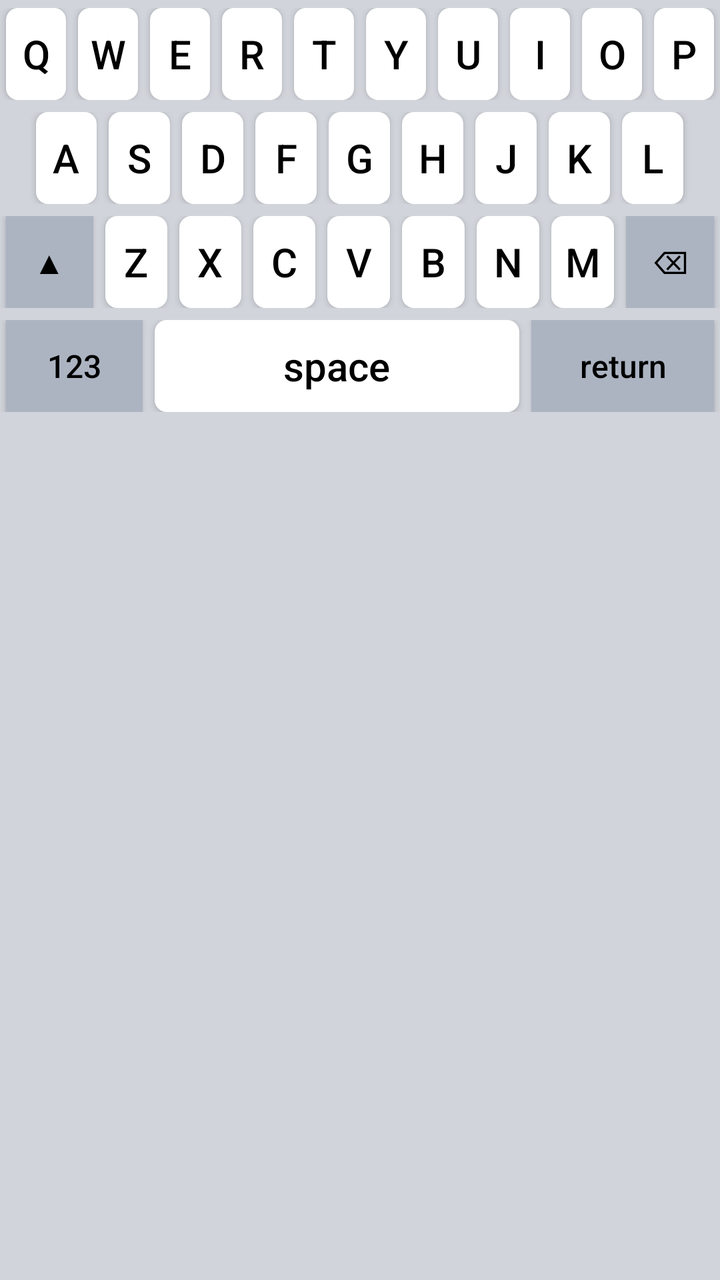
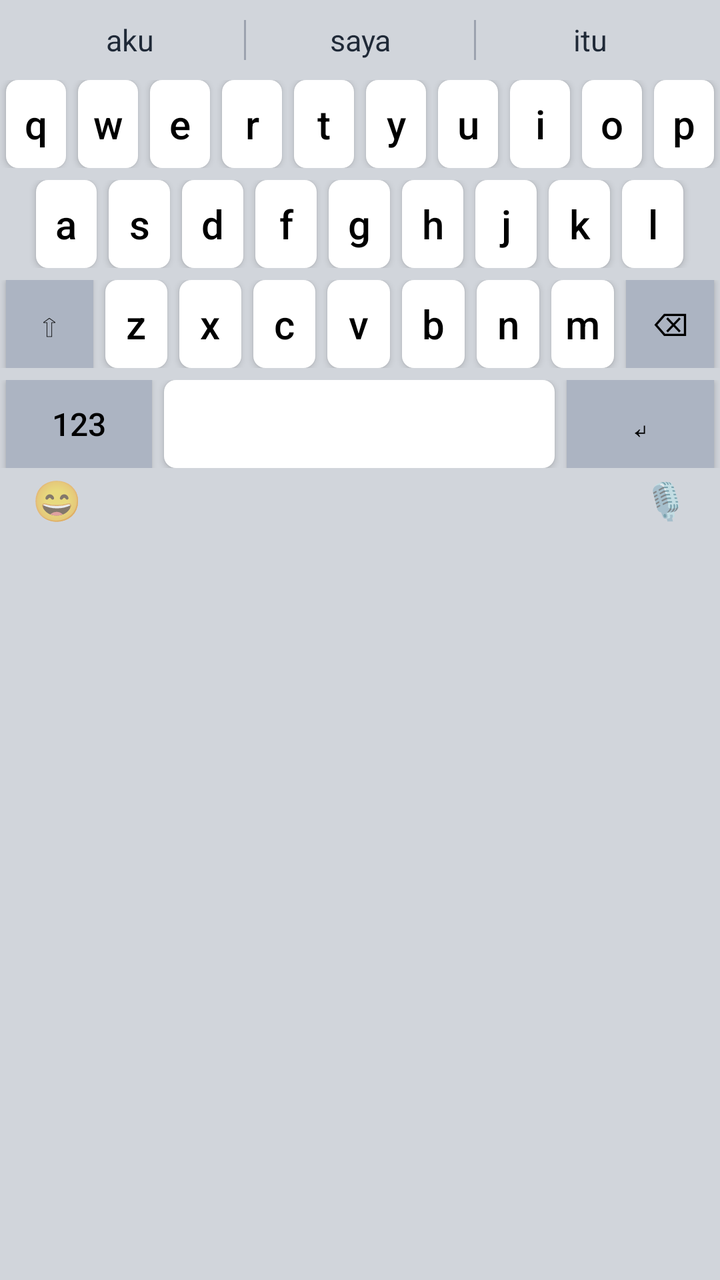

Two renders of the same Android screen: before a commit and after it. Below are the layout's source before the change and the commit's diff.
<!-- AndroidManifest.xml: application theme Theme.AppCompat.Light.NoActionBar -->
<!-- res/layout/main_keyboard.xml -->
<?xml version="1.0" encoding="utf-8"?>
<LinearLayout xmlns:android="http://schemas.android.com/apk/res/android"
    android:layout_width="match_parent"
    android:layout_height="wrap_content"
    android:background="#D1D5DB"
    android:orientation="vertical"
    android:paddingTop="4dp"
    android:paddingBottom="8dp">

    
    <LinearLayout
        android:layout_width="match_parent"
        android:layout_height="46dp"
        android:orientation="horizontal">
        <Button android:id="@+id/btn_q" style="@style/NauKeyStyle" android:text="Q"/>
        <Button android:id="@+id/btn_w" style="@style/NauKeyStyle" android:text="W"/>
        <Button android:id="@+id/btn_e" style="@style/NauKeyStyle" android:text="E"/>
        <Button android:id="@+id/btn_r" style="@style/NauKeyStyle" android:text="R"/>
        <Button android:id="@+id/btn_t" style="@style/NauKeyStyle" android:text="T"/>
        <Button android:id="@+id/btn_y" style="@style/NauKeyStyle" android:text="Y"/>
        <Button android:id="@+id/btn_u" style="@style/NauKeyStyle" android:text="U"/>
        <Button android:id="@+id/btn_i" style="@style/NauKeyStyle" android:text="I"/>
        <Button android:id="@+id/btn_o" style="@style/NauKeyStyle" android:text="O"/>
        <Button android:id="@+id/btn_p" style="@style/NauKeyStyle" android:text="P"/>
    </LinearLayout>

    
    <LinearLayout
        android:layout_width="match_parent"
        android:layout_height="46dp"
        android:layout_marginTop="6dp"
        android:orientation="horizontal">
        <View android:layout_width="0dp" android:layout_height="match_parent" android:layout_weight="0.5"/>
        <Button android:id="@+id/btn_a" style="@style/NauKeyStyle" android:text="A"/>
        <Button android:id="@+id/btn_s" style="@style/NauKeyStyle" android:text="S"/>
        <Button android:id="@+id/btn_d" style="@style/NauKeyStyle" android:text="D"/>
        <Button android:id="@+id/btn_f" style="@style/NauKeyStyle" android:text="F"/>
        <Button android:id="@+id/btn_g" style="@style/NauKeyStyle" android:text="G"/>
        <Button android:id="@+id/btn_h" style="@style/NauKeyStyle" android:text="H"/>
        <Button android:id="@+id/btn_j" style="@style/NauKeyStyle" android:text="J"/>
        <Button android:id="@+id/btn_k" style="@style/NauKeyStyle" android:text="K"/>
        <Button android:id="@+id/btn_l" style="@style/NauKeyStyle" android:text="L"/>
        <View android:layout_width="0dp" android:layout_height="match_parent" android:layout_weight="0.5"/>
    </LinearLayout>

    
    <LinearLayout
        android:layout_width="match_parent"
        android:layout_height="46dp"
        android:layout_marginTop="6dp"
        android:orientation="horizontal">
        <Button android:id="@+id/btn_shift" style="@style/NauSpecialKeyStyle" android:layout_weight="1.4" android:text="▲"/>
        <Button android:id="@+id/btn_z" style="@style/NauKeyStyle" android:text="Z"/>
        <Button android:id="@+id/btn_x" style="@style/NauKeyStyle" android:text="X"/>
        <Button android:id="@+id/btn_c" style="@style/NauKeyStyle" android:text="C"/>
        <Button android:id="@+id/btn_v" style="@style/NauKeyStyle" android:text="V"/>
        <Button android:id="@+id/btn_b" style="@style/NauKeyStyle" android:text="B"/>
        <Button android:id="@+id/btn_n" style="@style/NauKeyStyle" android:text="N"/>
        <Button android:id="@+id/btn_m" style="@style/NauKeyStyle" android:text="M"/>
        <Button android:id="@+id/btn_delete" style="@style/NauSpecialKeyStyle" android:layout_weight="1.4" android:text="⌫"/>
    </LinearLayout>

    
    <LinearLayout
        android:layout_width="match_parent"
        android:layout_height="46dp"
        android:layout_marginTop="6dp"
        android:orientation="horizontal">
        <Button android:id="@+id/btn_mode" style="@style/NauSpecialKeyStyle" android:layout_weight="1.5" android:text="123"/>
        <Button android:id="@+id/btn_space" style="@style/NauKeyStyle" android:layout_weight="4" android:text="space"/>
        <Button android:id="@+id/btn_enter" style="@style/NauSpecialKeyStyle" android:layout_weight="2" android:text="return"/>
    </LinearLayout>
</LinearLayout>
<!-- resources referenced by this layout -->
<resources>
  <style name="NauKeyStyle">
          <item name="android:layout_width">0dp</item>
          <item name="android:layout_height">match_parent</item>
          <item name="android:layout_weight">1</item>
          <item name="android:layout_marginLeft">3dp</item>
          <item name="android:layout_marginRight">3dp</item>
          <item name="android:background">@drawable/key_bg</item>
          <item name="android:textColor">#000000</item>
          <item name="android:textSize">20sp</item>
          <item name="android:textStyle">normal</item>
          <item name="android:textAllCaps">false</item>
          <item name="android:gravity">center</item>
      </style>
  <style name="NauSpecialKeyStyle" parent="NauKeyStyle">
          <item name="android:background">#ACB4C2</item>
          <item name="android:textSize">16sp</item>
      </style>
  <!-- drawable key_bg (drawable) -->
  <?xml version="1.0" encoding="utf-8"?>
  <selector xmlns:android="http://schemas.android.com/apk/res/android">
      
      <item android:state_pressed="true">
          <shape android:shape="rectangle">
              <solid android:color="#B3B9C4" />
              <corners android:radius="6dp" />
          </shape>
      </item>
      
      <item>
          <shape android:shape="rectangle">
              <solid android:color="#FFFFFF" />
              <corners android:radius="6dp" />
          </shape>
      </item>
  </selector>
</resources>

<!-- the commit's change to res/layout/main_keyboard.xml (unified diff, before → after) -->
@@ -4,70 +4,142 @@
     android:layout_height="wrap_content"
     android:background="#D1D5DB"
     android:orientation="vertical"
-    android:paddingTop="4dp"
-    android:paddingBottom="8dp">
+    android:paddingTop="2dp"
+    android:paddingBottom="4dp">
 
     
     <LinearLayout
+        android:id="@+id/suggestion_bar"
         android:layout_width="match_parent"
-        android:layout_height="46dp"
-        android:orientation="horizontal">
-        <Button android:id="@+id/btn_q" style="@style/NauKeyStyle" android:text="Q"/>
-        <Button android:id="@+id/btn_w" style="@style/NauKeyStyle" android:text="W"/>
-        <Button android:id="@+id/btn_e" style="@style/NauKeyStyle" android:text="E"/>
-        <Button android:id="@+id/btn_r" style="@style/NauKeyStyle" android:text="R"/>
-        <Button android:id="@+id/btn_t" style="@style/NauKeyStyle" android:text="T"/>
-        <Button android:id="@+id/btn_y" style="@style/NauKeyStyle" android:text="Y"/>
-        <Button android:id="@+id/btn_u" style="@style/NauKeyStyle" android:text="U"/>
-        <Button android:id="@+id/btn_i" style="@style/NauKeyStyle" android:text="I"/>
-        <Button android:id="@+id/btn_o" style="@style/NauKeyStyle" android:text="O"/>
-        <Button android:id="@+id/btn_p" style="@style/NauKeyStyle" android:text="P"/>
+        android:layout_height="36dp"
+        android:orientation="horizontal"
+        android:paddingStart="8dp"
+        android:paddingEnd="8dp">
+        <TextView
+            android:id="@+id/suggest_1"
+            android:layout_width="0dp"
+            android:layout_height="match_parent"
+            android:layout_weight="1"
+            android:gravity="center"
+            android:textColor="#1F2937"
+            android:textSize="15sp"
+            android:text="aku"/>
+        <View
+            android:layout_width="1dp"
+            android:layout_height="20dp"
+            android:layout_gravity="center"
+            android:background="#9CA3AF"/>
+        <TextView
+            android:id="@+id/suggest_2"
+            android:layout_width="0dp"
+            android:layout_height="match_parent"
+            android:layout_weight="1"
+            android:gravity="center"
+            android:textColor="#1F2937"
+            android:textSize="15sp"
+            android:text="saya"/>
+        <View
+            android:layout_width="1dp"
+            android:layout_height="20dp"
+            android:layout_gravity="center"
+            android:background="#9CA3AF"/>
+        <TextView
+            android:id="@+id/suggest_3"
+            android:layout_width="0dp"
+            android:layout_height="match_parent"
+            android:layout_weight="1"
+            android:gravity="center"
+            android:textColor="#1F2937"
+            android:textSize="15sp"
+            android:text="itu"/>
     </LinearLayout>
 
     
     <LinearLayout
         android:layout_width="match_parent"
-        android:layout_height="46dp"
+        android:layout_height="44dp"
+        android:layout_marginTop="2dp"
+        android:orientation="horizontal">
+        <Button android:id="@+id/btn_q" style="@style/NauKeyStyle" android:text="q"/>
+        <Button android:id="@+id/btn_w" style="@style/NauKeyStyle" android:text="w"/>
+        <Button android:id="@+id/btn_e" style="@style/NauKeyStyle" android:text="e"/>
+        <Button android:id="@+id/btn_r" style="@style/NauKeyStyle" android:text="r"/>
+        <Button android:id="@+id/btn_t" style="@style/NauKeyStyle" android:text="t"/>
+        <Button android:id="@+id/btn_y" style="@style/NauKeyStyle" android:text="y"/>
+        <Button android:id="@+id/btn_u" style="@style/NauKeyStyle" android:text="u"/>
+        <Button android:id="@+id/btn_i" style="@style/NauKeyStyle" android:text="i"/>
+        <Button android:id="@+id/btn_o" style="@style/NauKeyStyle" android:text="o"/>
+        <Button android:id="@+id/btn_p" style="@style/NauKeyStyle" android:text="p"/>
+    </LinearLayout>
+
+    
+    <LinearLayout
+        android:layout_width="match_parent"
+        android:layout_height="44dp"
         android:layout_marginTop="6dp"
         android:orientation="horizontal">
         <View android:layout_width="0dp" android:layout_height="match_parent" android:layout_weight="0.5"/>
-        <Button android:id="@+id/btn_a" style="@style/NauKeyStyle" android:text="A"/>
-        <Button android:id="@+id/btn_s" style="@style/NauKeyStyle" android:text="S"/>
-        <Button android:id="@+id/btn_d" style="@style/NauKeyStyle" android:text="D"/>
-        <Button android:id="@+id/btn_f" style="@style/NauKeyStyle" android:text="F"/>
-        <Button android:id="@+id/btn_g" style="@style/NauKeyStyle" android:text="G"/>
-        <Button android:id="@+id/btn_h" style="@style/NauKeyStyle" android:text="H"/>
-        <Button android:id="@+id/btn_j" style="@style/NauKeyStyle" android:text="J"/>
-        <Button android:id="@+id/btn_k" style="@style/NauKeyStyle" android:text="K"/>
-        <Button android:id="@+id/btn_l" style="@style/NauKeyStyle" android:text="L"/>
+        <Button android:id="@+id/btn_a" style="@style/NauKeyStyle" android:text="a"/>
+        <Button android:id="@+id/btn_s" style="@style/NauKeyStyle" android:text="s"/>
+        <Button android:id="@+id/btn_d" style="@style/NauKeyStyle" android:text="d"/>
+        <Button android:id="@+id/btn_f" style="@style/NauKeyStyle" android:text="f"/>
+        <Button android:id="@+id/btn_g" style="@style/NauKeyStyle" android:text="g"/>
+        <Button android:id="@+id/btn_h" style="@style/NauKeyStyle" android:text="h"/>
+        <Button android:id="@+id/btn_j" style="@style/NauKeyStyle" android:text="j"/>
+        <Button android:id="@+id/btn_k" style="@style/NauKeyStyle" android:text="k"/>
+        <Button android:id="@+id/btn_l" style="@style/NauKeyStyle" android:text="l"/>
         <View android:layout_width="0dp" android:layout_height="match_parent" android:layout_weight="0.5"/>
     </LinearLayout>
 
     
     <LinearLayout
         android:layout_width="match_parent"
-        android:layout_height="46dp"
+        android:layout_height="44dp"
         android:layout_marginTop="6dp"
         android:orientation="horizontal">
-        <Button android:id="@+id/btn_shift" style="@style/NauSpecialKeyStyle" android:layout_weight="1.4" android:text="▲"/>
-        <Button android:id="@+id/btn_z" style="@style/NauKeyStyle" android:text="Z"/>
-        <Button android:id="@+id/btn_x" style="@style/NauKeyStyle" android:text="X"/>
-        <Button android:id="@+id/btn_c" style="@style/NauKeyStyle" android:text="C"/>
-        <Button android:id="@+id/btn_v" style="@style/NauKeyStyle" android:text="V"/>
-        <Button android:id="@+id/btn_b" style="@style/NauKeyStyle" android:text="B"/>
-        <Button android:id="@+id/btn_n" style="@style/NauKeyStyle" android:text="N"/>
-        <Button android:id="@+id/btn_m" style="@style/NauKeyStyle" android:text="M"/>
+        <Button android:id="@+id/btn_shift" style="@style/NauSpecialKeyStyle" android:layout_weight="1.4" android:text="⇧"/>
+        <Button android:id="@+id/btn_z" style="@style/NauKeyStyle" android:text="z"/>
+        <Button android:id="@+id/btn_x" style="@style/NauKeyStyle" android:text="x"/>
+        <Button android:id="@+id/btn_c" style="@style/NauKeyStyle" android:text="c"/>
+        <Button android:id="@+id/btn_v" style="@style/NauKeyStyle" android:text="v"/>
+        <Button android:id="@+id/btn_b" style="@style/NauKeyStyle" android:text="b"/>
+        <Button android:id="@+id/btn_n" style="@style/NauKeyStyle" android:text="n"/>
+        <Button android:id="@+id/btn_m" style="@style/NauKeyStyle" android:text="m"/>
         <Button android:id="@+id/btn_delete" style="@style/NauSpecialKeyStyle" android:layout_weight="1.4" android:text="⌫"/>
     </LinearLayout>
 
     
     <LinearLayout
         android:layout_width="match_parent"
-        android:layout_height="46dp"
+        android:layout_height="44dp"
         android:layout_marginTop="6dp"
         android:orientation="horizontal">
         <Button android:id="@+id/btn_mode" style="@style/NauSpecialKeyStyle" android:layout_weight="1.5" android:text="123"/>
-        <Button android:id="@+id/btn_space" style="@style/NauKeyStyle" android:layout_weight="4" android:text="space"/>
-        <Button android:id="@+id/btn_enter" style="@style/NauSpecialKeyStyle" android:layout_weight="2" android:text="return"/>
+        <Button android:id="@+id/btn_space" style="@style/NauKeyStyle" android:layout_weight="4" android:text=""/>
+        <Button android:id="@+id/btn_enter" style="@style/NauSpecialKeyStyle" android:layout_weight="1.5" android:text="↵"/>
     </LinearLayout>
+
+    
+    <RelativeLayout
+        android:layout_width="match_parent"
+        android:layout_height="32dp"
+        android:paddingStart="16dp"
+        android:paddingEnd="16dp">
+        <TextView
+            android:id="@+id/btn_emoji"
+            android:layout_width="wrap_content"
+            android:layout_height="wrap_content"
+            android:layout_alignParentStart="true"
+            android:layout_centerVertical="true"
+            android:text="😄"
+            android:textSize="20sp"/>
+        <TextView
+            android:id="@+id/btn_mic"
+            android:layout_width="wrap_content"
+            android:layout_height="wrap_content"
+            android:layout_alignParentEnd="true"
+            android:layout_centerVertical="true"
+            android:text="🎙️"
+            android:textSize="18sp"/>
+    </RelativeLayout>
 </LinearLayout>
